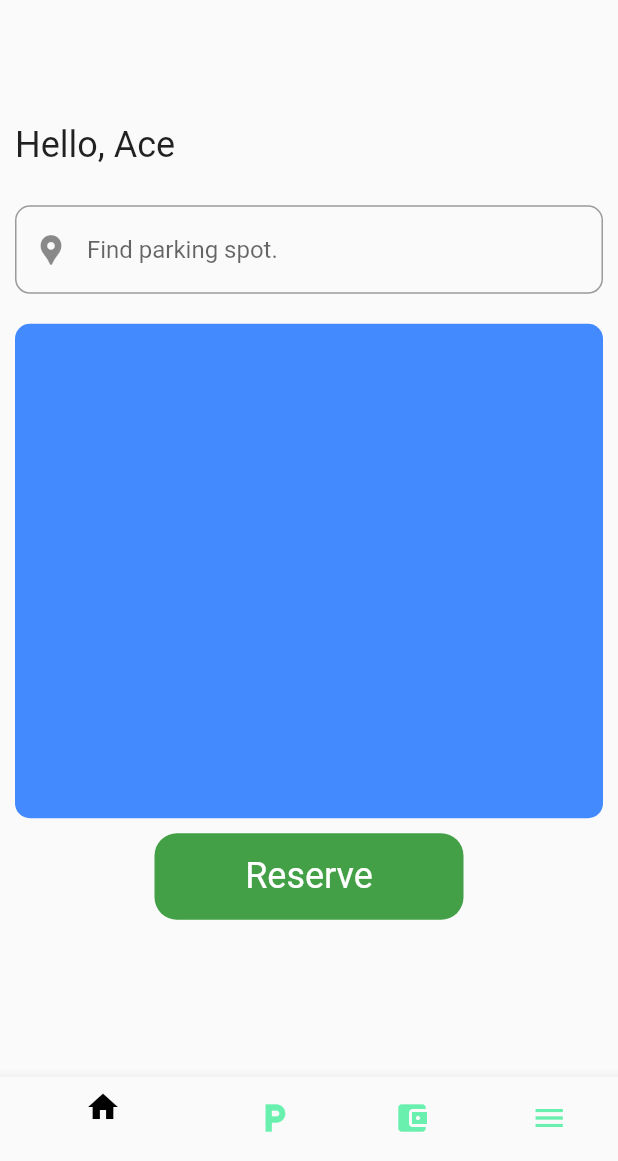
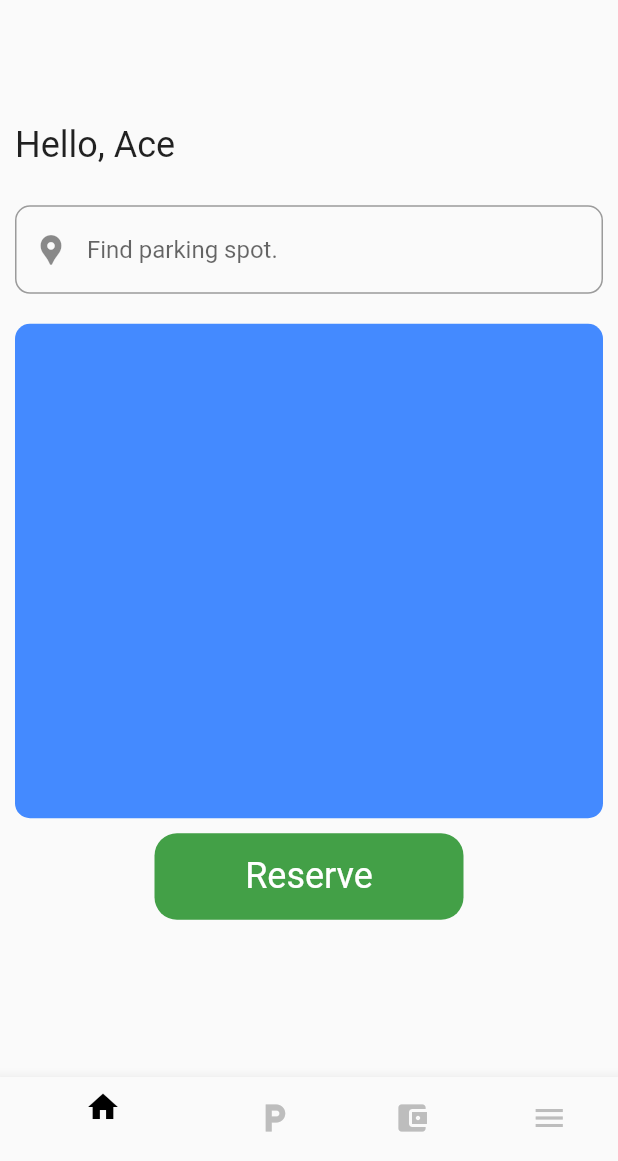
Before and after one commit to anandsm08/parked, a Flutter app: the screen it shows after launch, on a phone screen of 412 x 824 dp, the part 75-1236 px from its top. Run offline on Flutter 3.47's test engine with Material 2 defaults, Android fonts, the phone set to English and light mode, and no system bars; our stand-ins replace get.

Commit message:
utils,pages

```diff
--- a/parked/lib/pages/paywallet.dart
+++ b/parked/lib/pages/paywallet.dart
@@ -10,6 +10,8 @@ class walletPage extends StatefulWidget {
 class _walletPageState extends State<walletPage> {
   @override
   Widget build(BuildContext context) {
-    return Container();
+    return Container(
+      child: Text('Pay wallet'),
+    );
   }
 }
--- a/parked/lib/utils/bottomnavbar.dart
+++ b/parked/lib/utils/bottomnavbar.dart
@@ -2,8 +2,9 @@ import 'package:flutter/material.dart';
 
 import 'package:parked/pages/homepage.dart';
 import 'package:parked/pages/paywallet.dart';
-import 'package:parked/pages/userlogin.dart';
 import 'package:parked/pages/userprofile.dart';
+
+import '../pages/parkingpage.dart';
 
 class bottomNav extends StatefulWidget {
   const bottomNav({super.key});
@@ -16,7 +17,7 @@ class _bottomNavState extends State<bottomNav> {
   int _currentIndex = 0;
   final List<Widget> _screens = [
     HomePage(),
-    //parkpage(),
+    parkPage(),
     walletPage(),
     userProfile(),
   ];
@@ -30,30 +31,30 @@ class _bottomNavState extends State<bottomNav> {
   @override
   Widget build(BuildContext context) {
     return Scaffold(
-      body: _screens[_currentIndex],
+      body: SafeArea(top: true, child: _screens[_currentIndex]),
       bottomNavigationBar: BottomNavigationBar(
         currentIndex: _currentIndex,
         onTap: onTapbar,
-        items: [
-          const BottomNavigationBarItem(
+        items: const [
+          BottomNavigationBarItem(
             tooltip: 'Home',
             label: '',
             icon: Icon(Icons.home),
           ),
-          const BottomNavigationBarItem(
+          BottomNavigationBarItem(
               tooltip: 'Parking spot',
               label: '',
               icon: Icon(Icons.local_parking)),
-          const BottomNavigationBarItem(
+          BottomNavigationBarItem(
               tooltip: 'Wallet',
               label: '',
               icon: Icon(Icons.account_balance_wallet)),
-          const BottomNavigationBarItem(
+          BottomNavigationBarItem(
               tooltip: 'Settings', label: '', icon: Icon(Icons.menu_sharp)),
         ],
         backgroundColor: Colors.redAccent,
         selectedItemColor: Colors.black,
-        unselectedItemColor: Colors.greenAccent,
+        unselectedItemColor: Colors.grey.shade400,
       ),
     );
   }
--- a/parked/lib/utils/topscreenbar.dart
+++ b/parked/lib/utils/topscreenbar.dart
@@ -1,6 +1,7 @@
 import 'package:flutter/material.dart';
 import 'package:get/get.dart';
 import 'package:parked/pages/homepage.dart';
+import 'package:parked/utils/bottomnavbar.dart';
 
 class topScreenBar extends StatelessWidget {
   const topScreenBar({super.key});
@@ -18,7 +19,7 @@ class topScreenBar extends StatelessWidget {
             height: 20,
             child: GestureDetector(
                 child: Icon(Icons.arrow_back_rounded),
-                onTap: () => Get.to(() => const HomePage())),
+                onTap: () => Get.to(() => const bottomNav())),
           ),
           Container(
             height: 20,
--- a/parked/pubspec.yaml
+++ b/parked/pubspec.yaml
@@ -37,6 +37,7 @@ dependencies:
   # Use with the CupertinoIcons class for iOS style icons.
   cupertino_icons: ^1.0.2
   get: ^4.6.5
+  flutter_dotenv: ^5.0.2
 
 dev_dependencies:
   flutter_test:
```
Also changed, not shown: parked/lib/pages/parkingpage.dart (added, +16 -0 lines), parked/lib/pages/userprofile.dart (+22 -8 lines), parked/pubspec.lock, 1 other file.
